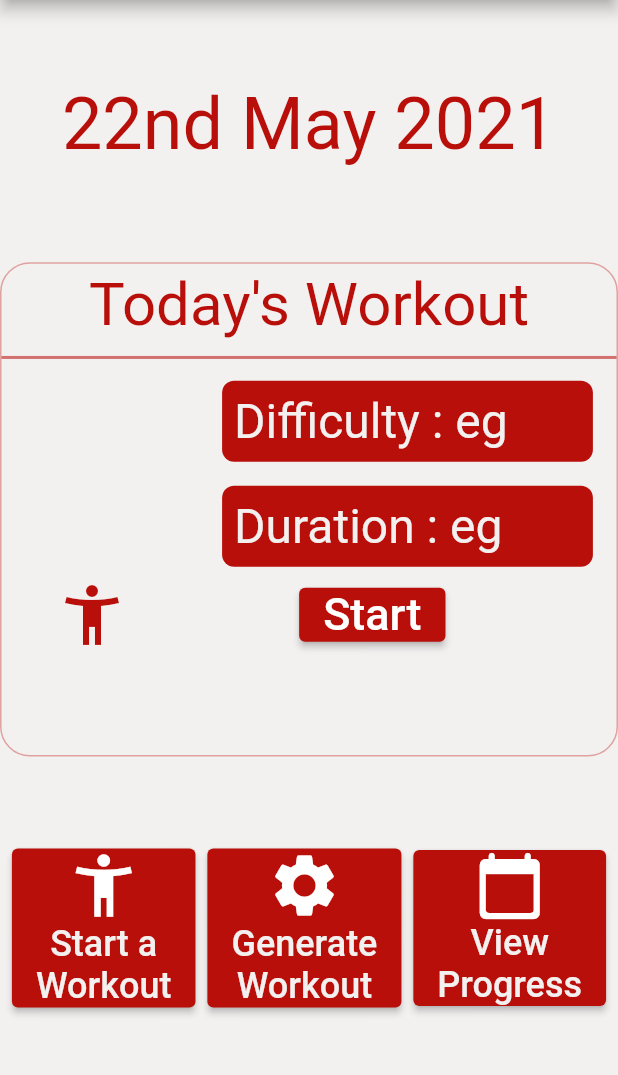
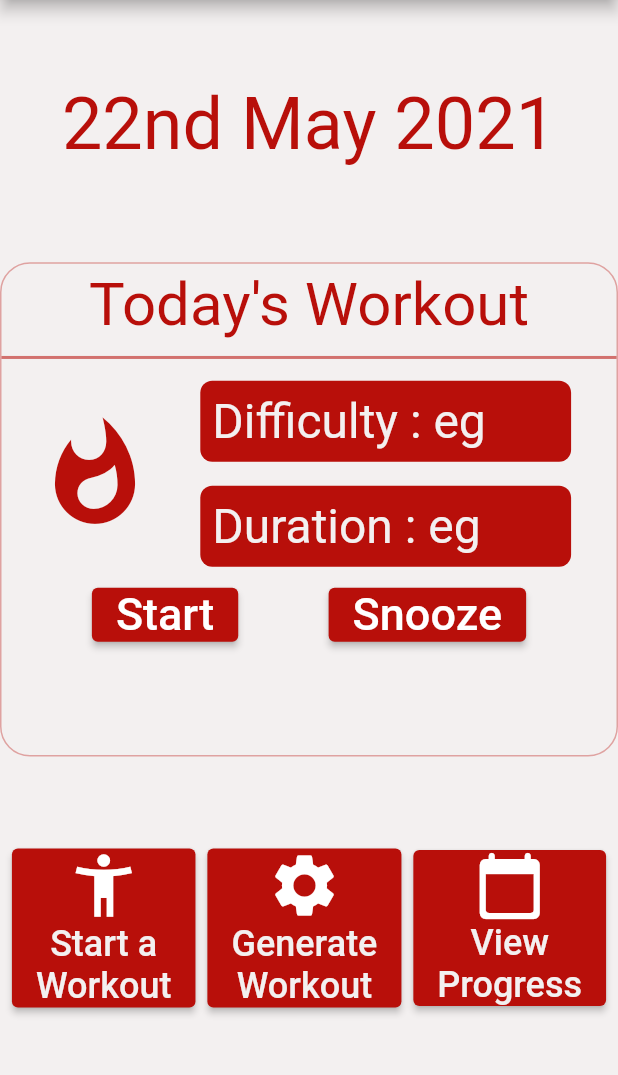
Before and after one commit to yulonglim/Calory, a Flutter app: the screen it shows after launch, on a phone screen of 412 x 824 dp, the part 84-1159 px from its top. Run offline on Flutter 3.47's test engine with Material 2 defaults, Android fonts, the phone set to English and light mode, and no system bars.

Commit message:
Added more example UI

```diff
--- a/lib/HomePage.dart
+++ b/lib/HomePage.dart
@@ -90,8 +90,10 @@ class Homepage extends StatelessWidget {
                     child: Row(
                       mainAxisAlignment: MainAxisAlignment.spaceEvenly,
                       children: [
-                        SizedBox(
-                          width: MediaQuery.of(context).size.width * 0.3,
+                        Icon(
+                          Icons.whatshot,
+                          size: 80,
+                          color: Theme.of(context).primaryColor,
                         ),
                         Column(
                           children: [
@@ -147,11 +149,12 @@ class Homepage extends StatelessWidget {
                   Row(
                     mainAxisAlignment: MainAxisAlignment.spaceEvenly,
                     children: [
-                      Icon(
-                        Icons.accessibility_new_sharp,
-                        size: 48,
-                        color: Theme.of(context).primaryColor,
-                      ),
+                      // Icon(
+                      //   Icons.accessibility_new_sharp,
+                      //   size: 48,
+                      //   color: Theme.of(context).primaryColor,
+                      // ),
+
                       SizedBox(
                         width: MediaQuery.of(context).size.width * 0.1,
                       ),
@@ -175,23 +178,26 @@ class Homepage extends StatelessWidget {
                       SizedBox(
                         width: MediaQuery.of(context).size.width * 0.1,
                       ),
-                      // ElevatedButton(
-                      //     style: ElevatedButton.styleFrom(
-                      //       primary: Theme.of(context).primaryColor,
-                      //     ),
-                      //     onPressed: () {
-                      //       Navigator.push(
-                      //         context,
-                      //         MaterialPageRoute(
-                      //             builder: (context) => WorkoutPage()),
-                      //       );
-                      //     },
-                      //     child: Text(
-                      //       'Adjust',
-                      //       style: TextStyle(
-                      //         fontSize: 30,
-                      //       ),
-                      //     ))
+                      ElevatedButton(
+                          style: ElevatedButton.styleFrom(
+                            primary: Theme.of(context).primaryColor,
+                          ),
+                          onPressed: () {
+                            Navigator.push(
+                              context,
+                              MaterialPageRoute(
+                                  builder: (context) => WorkoutPage()),
+                            );
+                          },
+                          child: Text(
+                            'Snooze',
+                            style: TextStyle(
+                              fontSize: 30,
+                            ),
+                          )),
+                      SizedBox(
+                        width: MediaQuery.of(context).size.width * 0.1,
+                      ),
                     ],
                   )
                 ],
```
